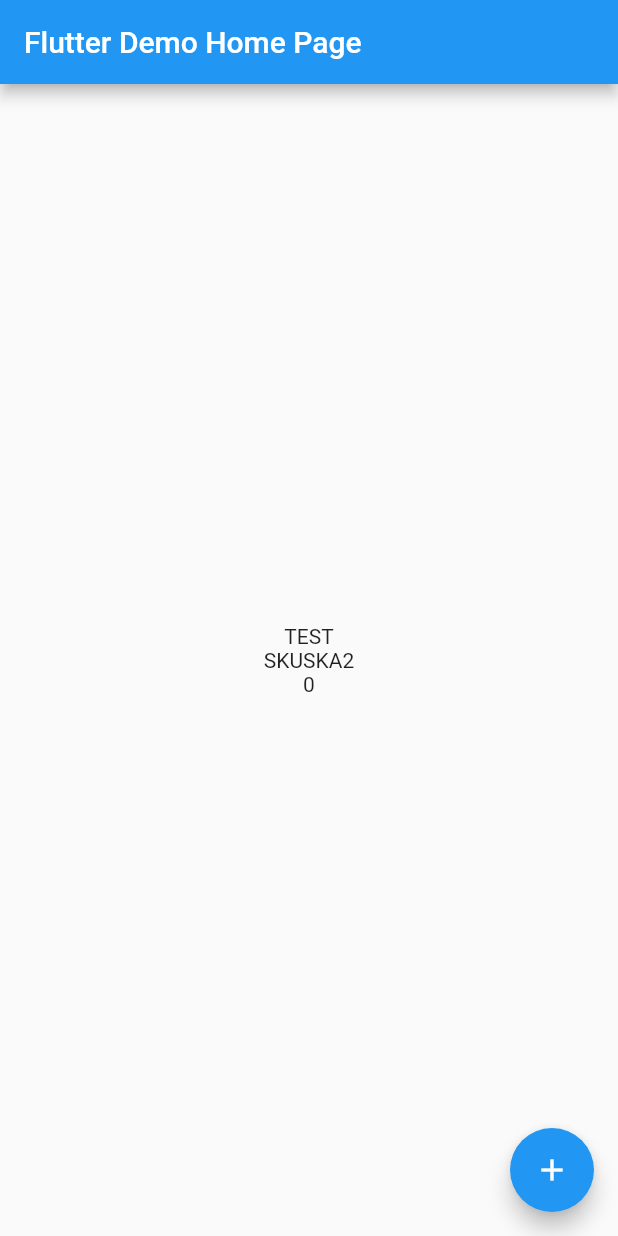
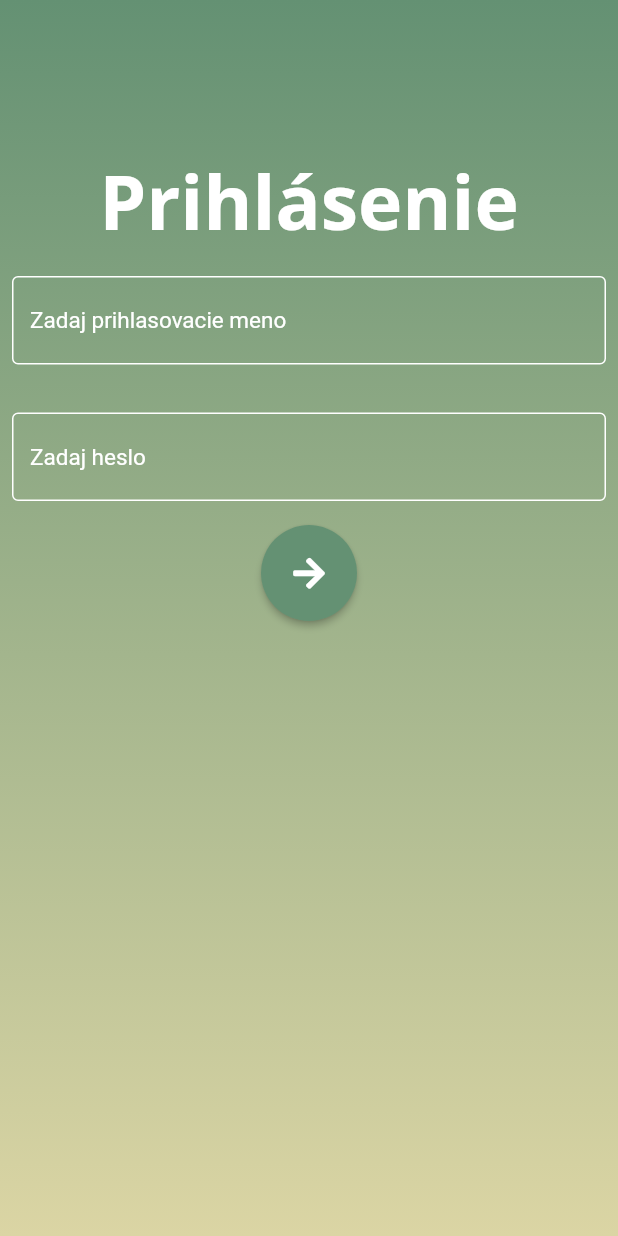
Before and after one commit to Crudar/akcosky, a Flutter app: the screen it shows after launch, on a phone screen of 412 x 824 dp. Run offline on Flutter 3.47's test engine with Material 2 defaults, Android fonts, the phone set to English and light mode, and no system bars; our stand-ins replace font_awesome_flutter, google_fonts; missing offline and left inert: aws_dynamodb_api.

Commit message:
login UI created

```diff
--- /dev/null
+++ b/lib/UI/login.dart
@@ -0,0 +1,81 @@
+import 'package:flutter/material.dart';
+import 'package:akcosky/theme.dart';
+import 'package:font_awesome_flutter/font_awesome_flutter.dart';
+
+class Login extends StatelessWidget{
+  const Login({Key? key}) : super(key: key);
+
+  @override
+  Widget build(BuildContext context) {
+    return MaterialApp(
+      home: Scaffold(
+      body: Container(
+        decoration: const BoxDecoration(
+          gradient: LinearGradient(
+            begin: Alignment.topCenter,
+            end: Alignment.bottomCenter,
+            colors: <Color>[
+              Color(0xff649173),
+              Color(0xffDBD5A4)
+            ]
+          )
+        ),
+        child: Column(
+          children: <Widget>[
+            Padding(
+              padding: const EdgeInsets.only(top: 100),
+              child: Text(
+                'Prihlásenie',
+                style: Theme_.lightTextTheme.headline1,
+              ),
+            ),
+            Expanded(
+                  child: Column(
+                    crossAxisAlignment: CrossAxisAlignment.start,
+                    children: [
+                      const Padding(
+                        padding: EdgeInsets.symmetric(horizontal: 8, vertical: 16),
+                        child: TextField(
+                            decoration: InputDecoration(
+                              enabledBorder: OutlineInputBorder(
+                                borderSide: BorderSide(color: Colors.white, width: 1.0),
+                              ),
+                              hintStyle: TextStyle(fontSize: 15.0, color: Colors.white), // TODO - brat zo súboru ?
+                              hintText: 'Zadaj prihlasovacie meno',
+                            ),
+                          ),
+                      ),
+                      const Padding(
+                        padding: EdgeInsets.symmetric(horizontal: 8, vertical: 16),
+                        child: TextField(
+                          decoration: InputDecoration(
+                            enabledBorder: OutlineInputBorder(
+                              borderSide: BorderSide(color: Colors.white, width: 1.0),
+                            ),
+                            hintStyle: TextStyle(fontSize: 15.0, color: Colors.white), // TODO - brat zo súboru ?
+                            hintText: 'Zadaj heslo',
+                          ),
+                        ),
+                      ),
+                      Center(
+                          child: ElevatedButton(
+                          onPressed: () {},
+                          child: const Icon(FontAwesomeIcons.arrowRight),
+                          style: ElevatedButton.styleFrom(
+                            shape: const CircleBorder(),
+                            padding: const EdgeInsets.all(20),
+                            primary: Color(0xff649173), // <-- Button color
+                            onPrimary: Colors.white, // <-- Splash color
+                          )
+                      )
+                      )
+                    ],
+                  ),
+              ),
+          ],
+        ),
+        )
+      ),
+    );
+  }
+}
--- a/lib/main.dart
+++ b/lib/main.dart
@@ -1,3 +1,4 @@
+import 'package:akcosky/UI/login.dart';
 import 'package:flutter/material.dart';
 import 'AppSettings.dart';
 import 'dart:async';
@@ -5,7 +6,8 @@ import 'dart:async';
 import 'Database.dart';
 
 void main() async{
-  runApp(const MyApp());
+  runApp(const Login());
+  //runApp(const MyApp());
 }
 
 class MyApp extends StatelessWidget {
--- /dev/null
+++ b/lib/theme.dart
@@ -0,0 +1,108 @@
+import 'package:flutter/material.dart';
+import 'package:google_fonts/google_fonts.dart';
+
+class Theme_ {
+  static TextTheme lightTextTheme = TextTheme(
+    bodyText1: GoogleFonts.openSans(
+      fontSize: 14.0,
+      fontWeight: FontWeight.w700,
+      color: Colors.black,
+    ),
+    headline1: GoogleFonts.openSans(
+      fontSize: 50.0,
+      fontWeight: FontWeight.bold,
+      color: Colors.white,
+    ),
+    headline2: GoogleFonts.openSans(
+      fontSize: 21.0,
+      fontWeight: FontWeight.w700,
+      color: Colors.black,
+    ),
+    headline3: GoogleFonts.openSans(
+      fontSize: 16.0,
+      fontWeight: FontWeight.w600,
+      color: Colors.black,
+    ),
+    headline6: GoogleFonts.openSans(
+      fontSize: 20.0,
+      fontWeight: FontWeight.w600,
+      color: Colors.black,
+    ),
+    headlineMedium: GoogleFonts.openSans(
+      fontSize: 14.0,
+      fontWeight: FontWeight.w600,
+      color: Colors.white,
+    ),
+  );
+
+  static TextTheme darkTextTheme = TextTheme(
+    bodyText1: GoogleFonts.openSans(
+      fontSize: 14.0,
+      fontWeight: FontWeight.w700,
+      color: Colors.white,
+    ),
+    headline1: GoogleFonts.openSans(
+      fontSize: 32.0,
+      fontWeight: FontWeight.bold,
+      color: Colors.white,
+    ),
+    headline2: GoogleFonts.openSans(
+      fontSize: 21.0,
+      fontWeight: FontWeight.w700,
+      color: Colors.white,
+    ),
+    headline3: GoogleFonts.openSans(
+      fontSize: 16.0,
+      fontWeight: FontWeight.w600,
+      color: Colors.white,
+    ),
+    headline6: GoogleFonts.openSans(
+      fontSize: 20.0,
+      fontWeight: FontWeight.w600,
+      color: Colors.white,
+    ),
+  );
+
+  static ThemeData light() {
+    return ThemeData(
+      brightness: Brightness.light,
+      checkboxTheme: CheckboxThemeData(
+        fillColor: MaterialStateColor.resolveWith(
+              (states) {
+            return Colors.black;
+          },
+        ),
+      ),
+      appBarTheme: const AppBarTheme(
+        foregroundColor: Colors.black,
+        backgroundColor: Colors.white,
+      ),
+      floatingActionButtonTheme: const FloatingActionButtonThemeData(
+        foregroundColor: Colors.white,
+        backgroundColor: Colors.black,
+      ),
+      bottomNavigationBarTheme: const BottomNavigationBarThemeData(
+        selectedItemColor: Colors.green,
+      ),
+      textTheme: lightTextTheme,
+    );
+  }
+
+  static ThemeData dark() {
+    return ThemeData(
+      brightness: Brightness.dark,
+      appBarTheme: AppBarTheme(
+        foregroundColor: Colors.white,
+        backgroundColor: Colors.grey[900],
+      ),
+      floatingActionButtonTheme: const FloatingActionButtonThemeData(
+        foregroundColor: Colors.white,
+        backgroundColor: Colors.green,
+      ),
+      bottomNavigationBarTheme: const BottomNavigationBarThemeData(
+        selectedItemColor: Colors.green,
+      ),
+      textTheme: darkTextTheme,
+    );
+  }
+}
--- a/pubspec.yaml
+++ b/pubspec.yaml
@@ -45,6 +45,8 @@ dev_dependencies:
   # package. See that file for information about deactivating specific lint
   # rules and activating additional ones.
   flutter_lints: ^1.0.0
+  google_fonts: ^2.3.1
+  font_awesome_flutter: ^9.2.0
 
 # For information on the generic Dart part of this file, see the
 # following page: https://dart.dev/tools/pub/pubspec
```
Also changed, not shown: pubspec.lock.
